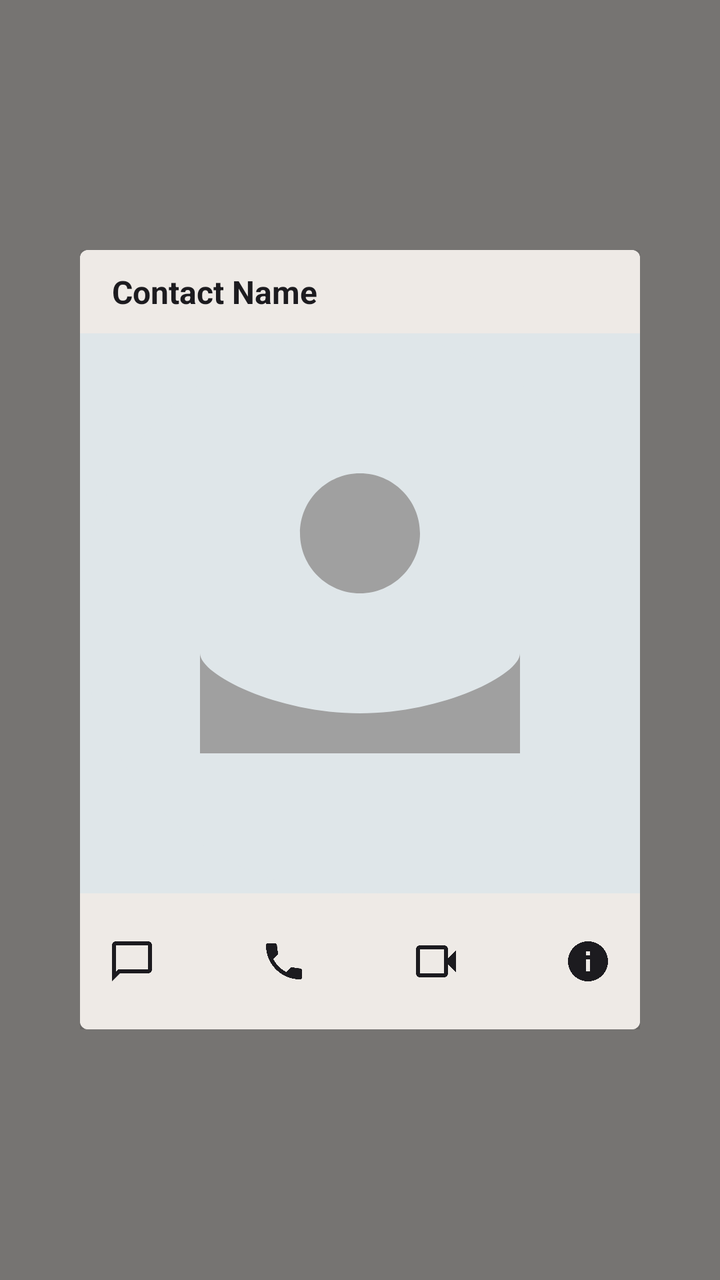
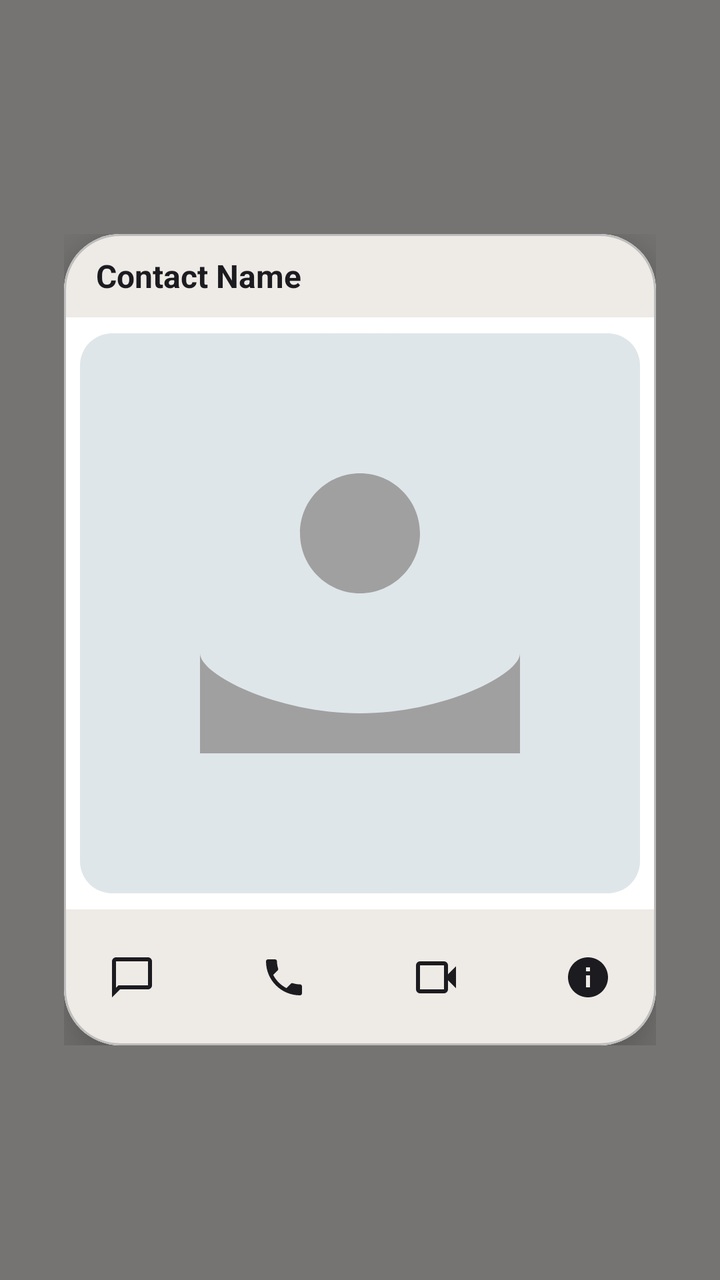

Screens rendered from an Android XML layout before and after an edit, with the pre-edit source and the edit as a unified diff.
<!-- AndroidManifest.xml: application theme Theme.GlyphV3 -->
<!-- res/layout/dialog_profile_preview.xml -->
<?xml version="1.0" encoding="utf-8"?>
<FrameLayout xmlns:android="http://schemas.android.com/apk/res/android"
    xmlns:app="http://schemas.android.com/apk/res-auto"
    android:layout_width="match_parent"
    android:layout_height="match_parent"
    android:fitsSystemWindows="false">

    
    <View
        android:id="@+id/overlayBg"
        android:layout_width="match_parent"
        android:layout_height="match_parent"
        android:background="?attr/glyphOverlay" />

    
    <FrameLayout
        android:layout_width="wrap_content"
        android:layout_height="wrap_content"
        android:layout_gravity="center">

        
        <com.google.android.material.card.MaterialCardView
            android:id="@+id/cardPreview"
            android:layout_width="wrap_content"
            android:layout_height="wrap_content"
            app:cardBackgroundColor="?attr/glyphCardBackground"
            app:cardCornerRadius="4dp"
            app:cardElevation="16dp"
            app:strokeWidth="0dp">

            <LinearLayout
                android:layout_width="wrap_content"
                android:layout_height="wrap_content"
                android:orientation="vertical">

                
                <LinearLayout
                    android:id="@+id/layoutHeader"
                    android:layout_width="match_parent"
                    android:layout_height="wrap_content"
                    android:background="?attr/glyphToolbarBackground"
                    android:paddingHorizontal="16dp"
                    android:paddingVertical="10dp">

                    <TextView
                        android:id="@+id/tvUserName"
                        android:layout_width="wrap_content"
                        android:layout_height="wrap_content"
                        android:text="Contact Name"
                        android:textColor="?attr/glyphToolbarTitle"
                        android:textSize="16sp"
                        android:textStyle="bold"
                        android:maxLines="1"
                        android:ellipsize="end" />

                </LinearLayout>

                
                <ImageView
                    android:id="@+id/ivProfilePreview"
                    android:layout_width="280dp"
                    android:layout_height="280dp"
                    android:scaleType="centerCrop"
                    android:src="@drawable/ic_default_avatar"
                    android:background="@color/glyph_avatar_placeholder" />

                
                <LinearLayout
                    android:id="@+id/layoutButtons"
                    android:layout_width="match_parent"
                    android:layout_height="wrap_content"
                    android:orientation="horizontal"
                    android:gravity="center"
                    android:background="?attr/glyphToolbarBackground"
                    android:paddingVertical="12dp">

                    
                    <ImageButton
                        android:id="@+id/btnChat"
                        android:layout_width="44dp"
                        android:layout_height="44dp"
                        android:layout_marginHorizontal="16dp"
                        android:background="?attr/selectableItemBackgroundBorderless"
                        android:src="@drawable/ic_chat"
                        app:tint="?attr/glyphToolbarIcon"
                        android:contentDescription="Chat" />

                    
                    <ImageButton
                        android:id="@+id/btnVoiceCall"
                        android:layout_width="44dp"
                        android:layout_height="44dp"
                        android:layout_marginHorizontal="16dp"
                        android:background="?attr/selectableItemBackgroundBorderless"
                        android:src="@drawable/ic_phone"
                        app:tint="?attr/glyphToolbarIcon"
                        android:contentDescription="Voice Call" />

                    
                    <ImageButton
                        android:id="@+id/btnVideoCall"
                        android:layout_width="44dp"
                        android:layout_height="44dp"
                        android:layout_marginHorizontal="16dp"
                        android:background="?attr/selectableItemBackgroundBorderless"
                        android:src="@drawable/ic_video_call"
                        app:tint="?attr/glyphToolbarIcon"
                        android:contentDescription="Video Call" />

                    
                    <ImageButton
                        android:id="@+id/btnInfo"
                        android:layout_width="44dp"
                        android:layout_height="44dp"
                        android:layout_marginHorizontal="16dp"
                        android:background="?attr/selectableItemBackgroundBorderless"
                        android:src="@drawable/ic_info"
                        app:tint="?attr/glyphToolbarIcon"
                        android:contentDescription="Info" />

                </LinearLayout>

            </LinearLayout>
        </com.google.android.material.card.MaterialCardView>

    </FrameLayout>

</FrameLayout>
<!-- resources referenced by this layout -->
<resources>
  <color name="glyph_avatar_placeholder">#DFE6E9</color>
  <!-- drawable ic_chat (drawable) -->
  <vector xmlns:android="http://schemas.android.com/apk/res/android"
      android:width="24dp"
      android:height="24dp"
      android:viewportWidth="24"
      android:viewportHeight="24">
      <path
          android:fillColor="#000000"
          android:pathData="M20,2H4c-1.1,0 -2,0.9 -2,2v18l4,-4h14c1.1,0 2,-0.9 2,-2V4c0,-1.1 -0.9,-2 -2,-2zM20,16H5.17l-0.59,0.59 -0.58,0.58V4h16v12z"/>
  </vector>
  <!-- drawable ic_info (drawable) -->
  <vector xmlns:android="http://schemas.android.com/apk/res/android"
      android:width="24dp"
      android:height="24dp"
      android:viewportWidth="24"
      android:viewportHeight="24">
      <path
          android:fillColor="#000000"
          android:pathData="M12,2C6.48,2 2,6.48 2,12s4.48,10 10,10 10,-4.48 10,-10S17.52,2 12,2zM13,17h-2v-6h2v6zM13,9h-2V7h2v2z"/>
  </vector>
  <style name="Theme.GlyphV3" parent="Theme.GlyphV3.Light" />
  <color name="glyph_avatar_icon">#A0A0A0</color>
  <color name="glyph_primary_dark">#047857</color>
  <color name="light_primary">#006A6A</color>
  <color name="light_primary_variant">#00A4B4</color>
  <color name="light_on_primary">#FFFFFF</color>
  <color name="light_accent">#7C4DFF</color>
  <color name="light_accent_variant">#651FFF</color>
  <color name="white">#FFFFFFFF</color>
  <color name="light_bubble_other_mid">#EEEAE6</color>
  <color name="light_surface_variant">#F1F3F4</color>
  <color name="light_text">#1C1B1F</color>
  <color name="light_text_secondary">#49454F</color>
  <color name="light_text_tertiary">#79747E</color>
  <color name="light_surface_secondary">#F8F9FA</color>
  <color name="light_surface_tinted">#F0F7FF</color>
  <color name="light_surface_warm">#FFF8F0</color>
  <color name="search_bar_light">#F5F5F5</color>
  <color name="light_text_inverse">#FFFFFF</color>
  <color name="light_text_muted">#938F99</color>
  <color name="light_primary_light">#4DD0E1</color>
  <color name="light_secondary">#FF8A65</color>
  <color name="light_success">#4CAF50</color>
  <color name="light_warning">#FF9800</color>
  <color name="light_error">#F44336</color>
  <color name="light_info">#2196F3</color>
  <color name="light_border">#E0E0E0</color>
  <color name="light_border_variant">#BDBDBD</color>
  <color name="light_border_accent">#4DD0E1</color>
  <color name="search_bar_border_light">#F1F3F4</color>
  <color name="light_border_light">#F0F0F0</color>
  <color name="light_surface">#FFFFFF</color>
  <color name="light_chat_item_selected">#E5DED8</color>
  <color name="glyph_primary">#059669</color>
  <color name="light_bubble_own">#d0f0e0</color>
  <color name="light_bubble_other">#ebe6e1</color>
  <color name="black">#FF000000</color>
  <color name="light_unread_badge">#E3D5CA</color>
  <color name="light_send_button">#D6CCC2</color>
  <color name="light_bubble_own_end">#DED6CE</color>
  <style name="GlyphFabStyle.Light" parent="Widget.Material3.FloatingActionButton.Primary">
          <item name="backgroundTint">@drawable/bg_fab_gradient</item>
          <item name="tint">@color/white</item>
          <item name="elevation">8dp</item>
      </style>
  <!-- drawable bg_fab_gradient (drawable) -->
  <?xml version="1.0" encoding="utf-8"?>
  <shape xmlns:android="http://schemas.android.com/apk/res/android"
      android:shape="oval">
      <gradient
          android:angle="135"
          android:startColor="@color/light_fab_start"
          android:endColor="@color/light_fab_end"
          android:type="linear" />
  </shape>
  <color name="light_fab_start">#00A4B4</color>
  <color name="light_fab_end">#4DD0E1</color>
  <!-- unchanged entries left out for length: 4 -->
</resources>

<!-- the commit's change to res/layout/dialog_profile_preview.xml (unified diff, before → after) -->
@@ -24,9 +24,10 @@
             android:layout_width="wrap_content"
             android:layout_height="wrap_content"
             app:cardBackgroundColor="?attr/glyphCardBackground"
-            app:cardCornerRadius="4dp"
+            app:cardCornerRadius="28dp"
             app:cardElevation="16dp"
-            app:strokeWidth="0dp">
+            app:strokeColor="?attr/glyphBorderVariant"
+            app:strokeWidth="1dp">
 
             <LinearLayout
                 android:layout_width="wrap_content"
@@ -56,13 +57,15 @@
                 </LinearLayout>
 
                 
-                <ImageView
+                <com.google.android.material.imageview.ShapeableImageView
                     android:id="@+id/ivProfilePreview"
                     android:layout_width="280dp"
                     android:layout_height="280dp"
+                    android:layout_margin="8dp"
                     android:scaleType="centerCrop"
                     android:src="@drawable/ic_default_avatar"
-                    android:background="@color/glyph_avatar_placeholder" />
+                    android:background="@color/glyph_avatar_placeholder"
+                    app:shapeAppearanceOverlay="@style/SubtleRoundedAvatar" />
 
                 
                 <LinearLayout
<!-- resource entries referenced after the edit -->
@@ -21,6 +21,10 @@
           android:fillColor="#000000"
           android:pathData="M12,2C6.48,2 2,6.48 2,12s4.48,10 10,10 10,-4.48 10,-10S17.52,2 12,2zM13,17h-2v-6h2v6zM13,9h-2V7h2v2z"/>
   </vector>
+  <style name="SubtleRoundedAvatar" parent="">
+          <item name="cornerFamily">rounded</item>
+          <item name="cornerSize">16dp</item>
+      </style>
   <style name="Theme.GlyphV3" parent="Theme.GlyphV3.Light" />
   <color name="glyph_avatar_icon">#A0A0A0</color>
   <color name="glyph_primary_dark">#047857</color>
